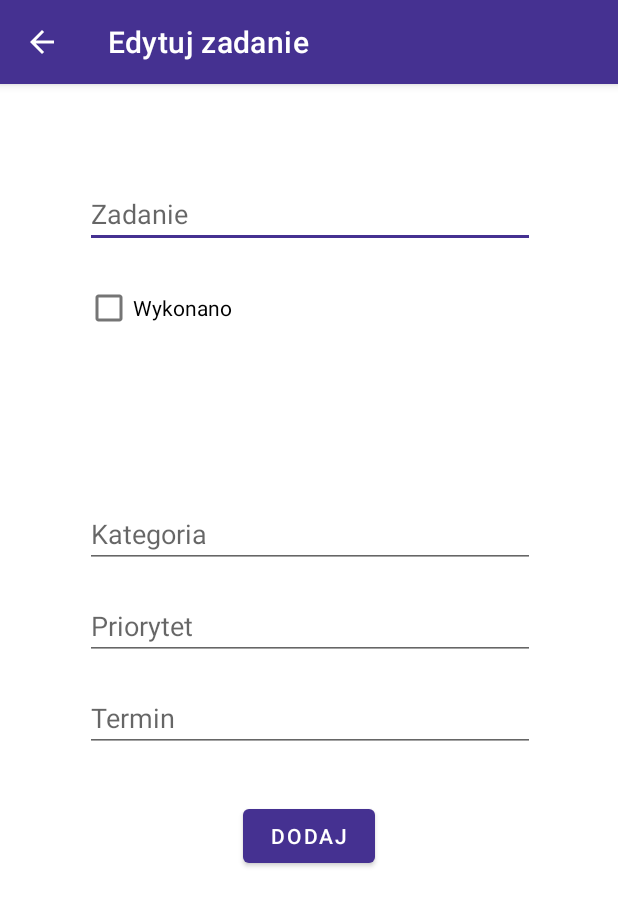
After one commit to miskyy7507/nexttasks, an Android app: the TaskEditActivity screen opened directly, with no data from a screen before it, on a phone screen of 412 x 824 dp. The commit adds this screen. Shown: the top 906 px of the screen. Run offline under Robolectric (Android 15) with nearby library versions, the phone set to English and light mode, and no system bars; our stand-ins replace navigation-ui.

Commit message:
Add add task page and database to save tasks

```diff
--- a/app/src/main/AndroidManifest.xml
+++ b/app/src/main/AndroidManifest.xml
@@ -13,6 +13,11 @@
         android:theme="@style/Theme.NextTasks"
         tools:targetApi="31">
         <activity
+            android:name=".TaskEditActivity"
+            android:parentActivityName=".MainActivity"
+            android:label="Edytuj zadanie"
+            android:exported="false" />
+        <activity
             android:name=".MainActivity"
             android:exported="true"
             android:label="@string/app_name"
--- a/app/src/main/java/com/mm/nexttasks/MainActivity.kt
+++ b/app/src/main/java/com/mm/nexttasks/MainActivity.kt
@@ -1,5 +1,6 @@
 package com.mm.nexttasks
 
+import android.content.Intent
 import android.os.Bundle
 import android.view.Menu
 import com.google.android.material.snackbar.Snackbar
@@ -27,9 +28,8 @@ class MainActivity : AppCompatActivity() {
         setSupportActionBar(binding.appBarMain.toolbar)
 
         binding.appBarMain.fab.setOnClickListener { view ->
-            Snackbar.make(view, "Replace with your own action", Snackbar.LENGTH_LONG)
-                    .setAction("Action", null)
-                    .setAnchorView(R.id.fab).show()
+            val intent = Intent(this, TaskEditActivity::class.java)
+            startActivity(intent)
         }
         val drawerLayout: DrawerLayout = binding.drawerLayout
         val navView: NavigationView = binding.navView
--- /dev/null
+++ b/app/src/main/java/com/mm/nexttasks/TaskEditActivity.kt
@@ -0,0 +1,53 @@
+package com.mm.nexttasks
+
+import android.os.Bundle
+import androidx.appcompat.app.AppCompatActivity
+import androidx.appcompat.widget.Toolbar
+import androidx.core.view.ViewCompat
+import androidx.core.view.WindowInsetsCompat
+import androidx.navigation.ui.AppBarConfiguration
+import com.mm.nexttasks.databinding.ActivityTaskEditBinding
+
+class TaskEditActivity : AppCompatActivity() {
+
+    private lateinit var appBarConfiguration: AppBarConfiguration
+    private lateinit var binding: ActivityTaskEditBinding
+    override fun onCreate(savedInstanceState: Bundle?) {
+        super.onCreate(savedInstanceState)
+
+        binding = ActivityTaskEditBinding.inflate(layoutInflater)
+        setContentView(binding.root)
+
+        val titleInput = binding.taskTitleInput
+        val taskDoneCheckbox = binding.taskDoneCheckbox
+        val categoryInput = binding.taskCategoryInput
+        val priorityInput = binding.taskPriorityInput
+        val taskTermInput = binding.taskTermInput
+        val addButton = binding.addButton
+
+
+
+        addButton.setOnClickListener {
+            val task = TaskModel(
+                titleInput.text.toString().trim(),
+                taskDoneCheckbox.isChecked(),
+                categoryInput.text.toString().trim(),
+                priorityInput.text.toString().trim(),
+                getColor(R.color.task_tab_color_yellow),
+                taskTermInput.text.toString().toInt()
+            )
+
+            val db = TodoDatabaseHelper(it.context)
+            db.addTask(task)
+            finish()
+        }
+
+//        ViewCompat.setOnApplyWindowInsetsListener(findViewById(R.id.task_edit)) { v, insets ->
+//            val systemBars = insets.getInsets(WindowInsetsCompat.Type.systemBars())
+//            v.setPadding(systemBars.left, systemBars.top, systemBars.right, systemBars.bottom)
+//            insets
+//        }
+    }
+
+
+}
--- /dev/null
+++ b/app/src/main/res/layout/activity_task_edit.xml
@@ -0,0 +1,89 @@
+<?xml version="1.0" encoding="utf-8"?>
+<androidx.constraintlayout.widget.ConstraintLayout xmlns:android="http://schemas.android.com/apk/res/android"
+    xmlns:app="http://schemas.android.com/apk/res-auto"
+    xmlns:tools="http://schemas.android.com/tools"
+    android:id="@+id/task_edit"
+    android:layout_width="match_parent"
+    android:layout_height="match_parent"
+    tools:context=".TaskEditActivity">
+
+    <EditText
+        android:id="@+id/taskTitleInput"
+        android:layout_width="300dp"
+        android:layout_height="wrap_content"
+        android:layout_marginTop="64dp"
+        android:ems="10"
+        android:hint="Zadanie"
+        android:inputType="text"
+        app:layout_constraintBottom_toTopOf="@+id/taskDoneCheckbox"
+        app:layout_constraintEnd_toEndOf="parent"
+        app:layout_constraintHorizontal_bias="0.504"
+        app:layout_constraintStart_toStartOf="parent"
+        app:layout_constraintTop_toTopOf="parent" />
+
+    <EditText
+        android:id="@+id/taskPriorityInput"
+        android:layout_width="300dp"
+        android:layout_height="wrap_content"
+        android:layout_marginTop="16dp"
+        android:layout_marginBottom="16dp"
+        android:ems="10"
+        android:hint="Priorytet"
+        android:inputType="text"
+        app:layout_constraintBottom_toTopOf="@+id/taskTermInput"
+        app:layout_constraintEnd_toEndOf="parent"
+        app:layout_constraintHorizontal_bias="0.504"
+        app:layout_constraintStart_toStartOf="parent"
+        app:layout_constraintTop_toBottomOf="@+id/taskCategoryInput" />
+
+    <EditText
+        android:id="@+id/taskCategoryInput"
+        android:layout_width="300dp"
+        android:layout_height="wrap_content"
+        android:layout_marginTop="104dp"
+        android:ems="10"
+        android:hint="Kategoria"
+        android:inputType="text"
+        app:layout_constraintEnd_toEndOf="parent"
+        app:layout_constraintHorizontal_bias="0.504"
+        app:layout_constraintStart_toStartOf="parent"
+        app:layout_constraintTop_toBottomOf="@+id/taskDoneCheckbox" />
+
+    <EditText
+        android:id="@+id/taskTermInput"
+        android:layout_width="300dp"
+        android:layout_height="wrap_content"
+        android:layout_marginTop="16dp"
+        android:ems="10"
+        android:hint="Termin"
+        android:inputType="text"
+        app:layout_constraintEnd_toEndOf="parent"
+        app:layout_constraintHorizontal_bias="0.504"
+        app:layout_constraintStart_toStartOf="parent"
+        app:layout_constraintTop_toBottomOf="@+id/taskPriorityInput" />
+
+    <Button
+        android:id="@+id/addButton"
+        android:layout_width="wrap_content"
+        android:layout_height="wrap_content"
+        android:layout_marginTop="32dp"
+        android:text="Dodaj"
+        app:layout_constraintEnd_toEndOf="parent"
+        app:layout_constraintHorizontal_bias="0.501"
+        app:layout_constraintStart_toStartOf="parent"
+        app:layout_constraintTop_toBottomOf="@+id/taskTermInput" />
+
+    <CheckBox
+        android:id="@+id/taskDoneCheckbox"
+        android:layout_width="300dp"
+        android:layout_height="wrap_content"
+        android:layout_marginTop="16dp"
+        android:layout_marginBottom="104dp"
+        android:text="Wykonano"
+        app:layout_constraintBottom_toTopOf="@+id/taskCategoryInput"
+        app:layout_constraintEnd_toEndOf="parent"
+        app:layout_constraintHorizontal_bias="0.504"
+        app:layout_constraintStart_toStartOf="parent"
+        app:layout_constraintTop_toBottomOf="@+id/taskTitleInput" />
+
+</androidx.constraintlayout.widget.ConstraintLayout>
```
Also changed, not shown: app/src/main/java/com/mm/nexttasks/TaskListAdapter.kt (+5 -5 lines), app/src/main/java/com/mm/nexttasks/TaskModel.kt (+6 -5 lines), app/src/main/java/com/mm/nexttasks/TodoDatabaseHelper.kt (added, +50 -0 lines), app/src/main/java/com/mm/nexttasks/ui/home/HomeFragment.kt (+4 -4 lines), app/src/main/res/navigation/mobile_navigation.xml (+12 -1 lines).
